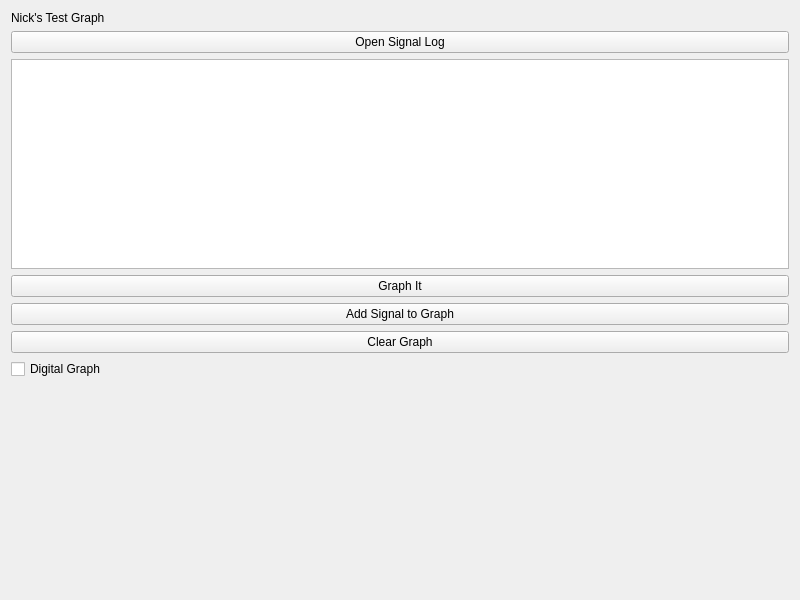
The window that widget.ui (Koldor-47/QT-chart-Test) describes before a commit, drawn with Qt 5.
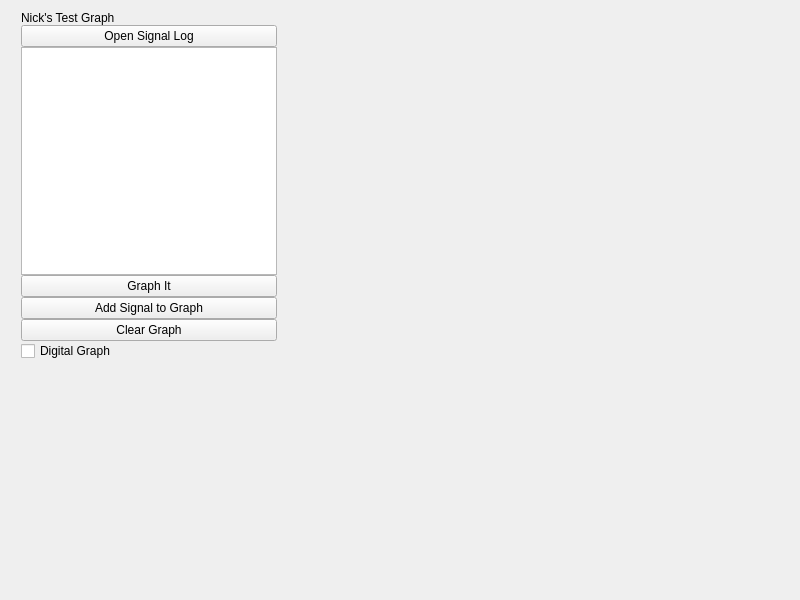
The same window after the commit.

Commit message: Updated to using 2 signals on one graph

What changed in the file:
```diff
--- a/widget.ui
+++ b/widget.ui
@@ -15,9 +15,24 @@
   </property>
   <layout class="QHBoxLayout" name="horizontalLayout_2">
    <item>
-    <layout class="QHBoxLayout" name="horizontalLayout">
+    <layout class="QHBoxLayout" name="horizontalLayout" stretch="0,1">
+     <property name="spacing">
+      <number>0</number>
+     </property>
+     <property name="sizeConstraint">
+      <enum>QLayout::SetFixedSize</enum>
+     </property>
      <item>
       <layout class="QVBoxLayout" name="verticalLayout">
+       <property name="spacing">
+        <number>0</number>
+       </property>
+       <property name="sizeConstraint">
+        <enum>QLayout::SetMaximumSize</enum>
+       </property>
+       <property name="leftMargin">
+        <number>10</number>
+       </property>
        <item>
         <widget class="QLabel" name="label">
          <property name="text">
@@ -78,6 +93,13 @@
        </item>
       </layout>
      </item>
+     <item>
+      <layout class="QVBoxLayout" name="GraphArea">
+       <property name="spacing">
+        <number>0</number>
+       </property>
+      </layout>
+     </item>
     </layout>
    </item>
   </layout>
```
The commit also changes 4 other files.
